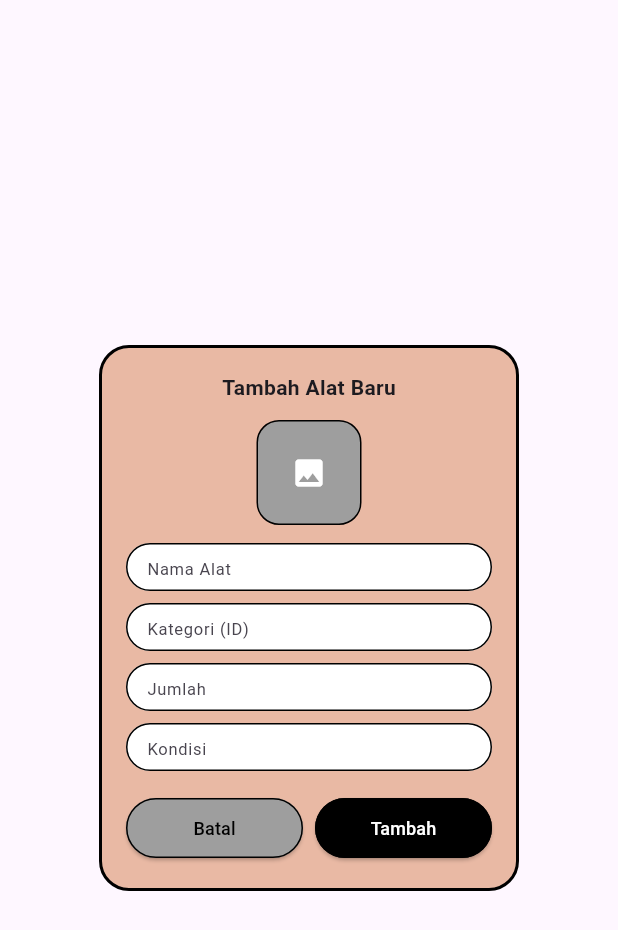
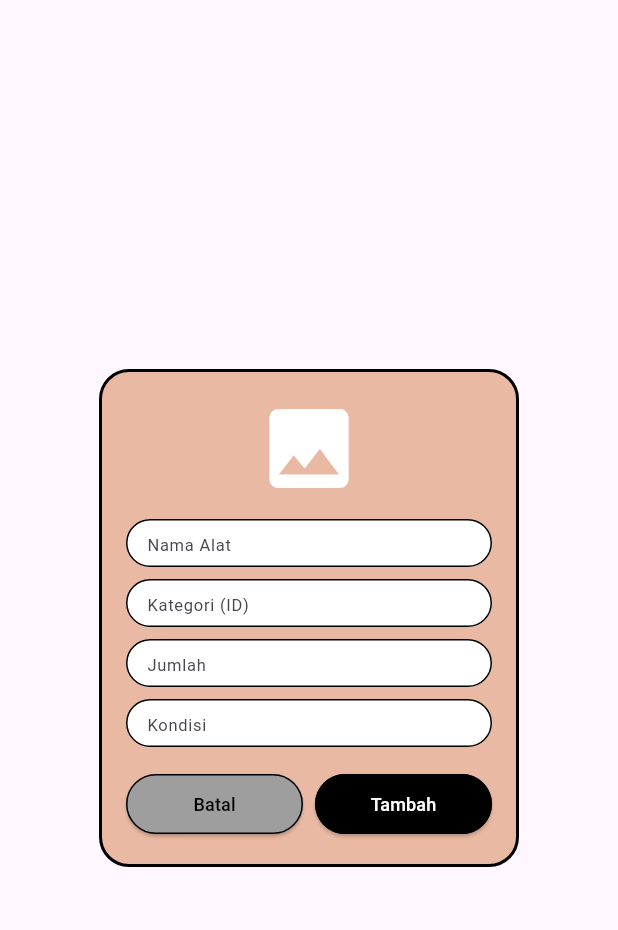
Before and after one commit to chellarobiatul1/UKK_peminjaman_alat, a Flutter app: the EditAlat widget shown alone on an empty page, opened directly with empty values, after a tap on "Tambah", on a phone screen of 412 x 824 dp. Shown: the top 930 px of the screen. Run offline on Flutter 3.47's test engine with Material 3 defaults, Android fonts, the phone set to English and light mode, and no system bars; our stand-ins replace image_picker, supabase_flutter; accounts and stored records are empty; network calls fail.

Commit message:
gambar alat

```diff
--- a/lib/service/alat_service.dart
+++ b/lib/service/alat_service.dart
@@ -1,19 +1,31 @@
 import 'package:supabase_flutter/supabase_flutter.dart';
-import 'supabase_service.dart';
+import 'dart:typed_data';
+import 'package:path/path.dart' as p; // rename jadi p biar gampang
+import 'package:flutter/foundation.dart' show debugPrint;
 
-class AlatService {
+class CrudAlatService {
+  static const String bucketName = 'alat';
+
+  // GET ALL (sudah OK, tapi sesuaikan image_path kalau perlu public URL)
   static Future<List<Map<String, dynamic>>> getAll() async {
-    final res = await SupabaseService.client
+    final res = await Supabase.instance.client
         .from('alat')
         .select('id, nama_alat, jumlah_total, kondisi, kategori, gambar');
 
-    return res.map((e) => {
-      'id': e['id'],
-      'title': e['nama_alat'],
-      'stock': e['jumlah_total'],
-      'status': e['kondisi'],
-      'category': e['kategori'].toString(),
-      'image_path': e['gambar'] ?? 'assets/images/default.jpg',
+    return res.map((e) {
+      final path = e['gambar'] as String?;
+      final imageUrl = path != null && path.isNotEmpty
+          ? Supabase.instance.client.storage.from(bucketName).getPublicUrl(path)
+          : 'assets/images/default.jpg';
+
+      return {
+        'id': e['id'],
+        'title': e['nama_alat'],
+        'stock': e['jumlah_total'],
+        'status': e['kondisi'],
+        'category': e['kategori']?.toString() ?? '',
+        'image_path': imageUrl,  // sekarang pakai full public URL
+      };
     }).toList();
   }
 
@@ -22,14 +34,38 @@ class AlatService {
     required int jumlah,
     required String kondisi,
     required int kategori,
-    required String gambar,
+    Uint8List? imageBytes,
+    String? fileName,
   }) async {
-    await SupabaseService.client.from('alat').insert({
+    String? uploadedPath;
+
+    if (imageBytes != null && fileName != null && fileName.trim().isNotEmpty) {
+      final ext = p.extension(fileName).replaceAll('.', '').toLowerCase();
+      final uniqueFileName = '${DateTime.now().millisecondsSinceEpoch}.$ext';
+      uploadedPath = 'alat-images/$uniqueFileName'; // folder biar rapi
+
+      try {
+        await Supabase.instance.client.storage.from(bucketName).uploadBinary(
+              uploadedPath,
+              imageBytes,
+              fileOptions: FileOptions(
+                cacheControl: '3600',
+                upsert: false,
+                contentType: ext.isNotEmpty ? 'image/$ext' : 'image/jpeg',
+              ),
+            );
+      } catch (e) {
+        debugPrint('Upload gambar gagal (create): $e');
+        rethrow; // biar error bisa ditangkap di widget
+      }
+    }
+
+    await Supabase.instance.client.from('alat').insert({
       'nama_alat': nama.trim(),
       'jumlah_total': jumlah,
       'kondisi': kondisi.trim(),
       'kategori': kategori,
-      'gambar': gambar.trim().isNotEmpty ? gambar.trim() : null,
+      'gambar': uploadedPath,
     });
   }
 
@@ -39,18 +75,61 @@ class AlatService {
     required int jumlah,
     required String kondisi,
     required int kategori,
-    required String gambar,
+    Uint8List? imageBytes,
+    String? fileName,
+    String? oldImagePath,
   }) async {
-    await SupabaseService.client.from('alat').update({
+    String? newPath = oldImagePath;
+
+    if (imageBytes != null && fileName != null && fileName.trim().isNotEmpty) {
+      // Hapus gambar lama kalau ada dan diganti
+      if (oldImagePath != null && oldImagePath.isNotEmpty) {
+        try {
+          await Supabase.instance.client.storage.from(bucketName).remove([oldImagePath]);
+        } catch (e) {
+          debugPrint('Gagal hapus gambar lama: $e');
+          // lanjut aja, tidak fatal
+        }
+      }
+
+      final ext = p.extension(fileName).replaceAll('.', '').toLowerCase();
+      final uniqueFileName = '${DateTime.now().millisecondsSinceEpoch}.$ext';
+      newPath = 'alat-images/$uniqueFileName';
+
+      try {
+        await Supabase.instance.client.storage.from(bucketName).uploadBinary(
+              newPath,
+              imageBytes,
+              fileOptions: FileOptions(
+                cacheControl: '3600',
+                upsert: true,
+                contentType: ext.isNotEmpty ? 'image/$ext' : 'image/jpeg',
+              ),
+            );
+      } catch (e) {
+        debugPrint('Upload gambar baru gagal (update): $e');
+        rethrow;
+      }
+    }
+
+    await Supabase.instance.client.from('alat').update({
       'nama_alat': nama.trim(),
       'jumlah_total': jumlah,
       'kondisi': kondisi.trim(),
       'kategori': kategori,
-      'gambar': gambar.trim().isNotEmpty ? gambar.trim() : null,
+      'gambar': newPath,
     }).eq('id', id);
   }
 
-  static Future<void> delete(int id) async {
-    await SupabaseService.client.from('alat').delete().eq('id', id);
+  static Future<void> delete(int id, {String? imagePath}) async {
+    if (imagePath != null && imagePath.isNotEmpty) {
+      try {
+        await Supabase.instance.client.storage.from(bucketName).remove([imagePath]);
+      } catch (e) {
+        debugPrint('Gagal hapus gambar di storage: $e');
+      }
+    }
+
+    await Supabase.instance.client.from('alat').delete().eq('id', id);
   }
 }
--- a/lib/widget/admin/edit_alat.dart
+++ b/lib/widget/admin/edit_alat.dart
@@ -1,24 +1,37 @@
-import 'dart:io';
 import 'package:flutter/material.dart';
-import 'package:file_picker/file_picker.dart';
-import '../../service/crud_alat_service.dart';
+import 'package:image_picker/image_picker.dart';
+import 'dart:typed_data';
+import 'package:flutter/foundation.dart' show kIsWeb;
+import '../../service/alat_service.dart'; // sesuaikan path
 import 'pemberitahuan_sukses.dart';
+import 'package:image_picker/image_picker.dart';          // untuk pick gambar
+import 'dart:typed_data';                                 // untuk Uint8List
+import 'package:flutter/foundation.dart' show kIsWeb;    // untuk cek platform web
+import 'package:flutter/foundation.dart' show debugPrint; // optional, kalau mau debug
+import 'package:supabase_flutter/supabase_flutter.dart';
 
 enum AlatMode { tambah, edit, hapus }
 
 class EditAlat extends StatefulWidget {
   final AlatMode mode;
   final Map<String, dynamic>? alatData;
-  final Function? onSuccess;
+  final VoidCallback? onSuccess;
 
-  const EditAlat({super.key, required this.mode, this.alatData, this.onSuccess});
+  const EditAlat({
+    super.key,
+    required this.mode,
+    this.alatData,
+    this.onSuccess,
+  });
 
   @override
   State<EditAlat> createState() => _EditAlatState();
 }
 
 class _EditAlatState extends State<EditAlat> {
-  File? selectedFile;
+  Uint8List? selectedImageBytes;
+  String? selectedFileName;
+  String? existingImagePath; // untuk edit (path lama di storage)
 
   late TextEditingController namaController;
   late TextEditingController kategoriController;
@@ -32,36 +45,61 @@ class _EditAlatState extends State<EditAlat> {
     kategoriController = TextEditingController(text: widget.alatData?['category'] ?? '');
     jumlahController = TextEditingController(text: widget.alatData?['stock']?.toString() ?? '');
     kondisiController = TextEditingController(text: widget.alatData?['status'] ?? '');
+
+    if (widget.mode == AlatMode.edit) {
+      existingImagePath = widget.alatData?['image_path'];
+      // kalau mau tampilkan preview gambar lama, bisa pakai NetworkImage
+    }
   }
 
-  bool get isTambah => widget.mode == AlatMode.tambah;
-  bool get isEdit => widget.mode == AlatMode.edit;
-  bool get isHapus => widget.mode == AlatMode.hapus;
+  final ImagePicker _picker = ImagePicker();
+
+  Future<void> pickImage() async {
+    try {
+      final XFile? image = await _picker.pickImage(source: ImageSource.gallery);
+      if (image == null) return;
+
+      final bytes = await image.readAsBytes();
+
+      setState(() {
+        selectedImageBytes = bytes;
+        selectedFileName = image.name;
+      });
+    } catch (e) {
+      debugPrint('Error picking image: $e');
+    }
+  }
 
   Future<void> submit() async {
     try {
       final jumlah = int.tryParse(jumlahController.text) ?? 0;
       final kategori = int.tryParse(kategoriController.text) ?? 0;
 
-    if (isTambah) {
+      if (widget.mode == AlatMode.tambah) {
         await CrudAlatService.create(
   nama: namaController.text,
   jumlah: jumlah,
   kondisi: kondisiController.text,
   kategori: kategori,
-        gambar: selectedFile,
+  imageBytes: selectedImageBytes,     // <-- Uint8List?
+  fileName: selectedFileName,          // <-- String?
 );
-    } else if (isEdit) {
+      } else if (widget.mode == AlatMode.edit) {
         await CrudAlatService.update(
   id: widget.alatData!['id'],
   nama: namaController.text,
   jumlah: jumlah,
   kondisi: kondisiController.text,
   kategori: kategori,
-        gambar: selectedFile,
+  imageBytes: selectedImageBytes,
+  fileName: selectedFileName,
+  oldImagePath: existingImagePath,     // path lama dari storage
 );
-    } else if (isHapus) {
-      await CrudAlatService.delete(widget.alatData!['id']);
+      } else if (widget.mode == AlatMode.hapus) {
+        await CrudAlatService.delete(
+          widget.alatData!['id'],
+          imagePath: existingImagePath,
+        );
       }
 
       widget.onSuccess?.call();
@@ -75,16 +113,17 @@ class _EditAlatState extends State<EditAlat> {
         builder: (_) => GestureDetector(
           onTap: () => Navigator.pop(context),
           child: PemberitahuanSukses(
-          message: isTambah
+            message: widget.mode == AlatMode.tambah
                 ? "Berhasil menambahkan alat"
-              : isEdit
+                : widget.mode == AlatMode.edit
                     ? "Berhasil menyimpan perubahan"
                     : "Berhasil menghapus alat",
           ),
         ),
       );
     } catch (e) {
-    print('Submit error: $e');
+      debugPrint('Submit error: $e');
+      // Optional: tampilkan error ke user
     }
   }
 
@@ -104,54 +143,30 @@ class _EditAlatState extends State<EditAlat> {
         child: Column(
           mainAxisSize: MainAxisSize.min,
           children: [
-            Text(
-              isTambah ? "Tambah Alat Baru" : isEdit ? "Edit Alat" : "Hapus Alat",
-              style: const TextStyle(fontWeight: FontWeight.bold, fontSize: 14),
-            ),
-            const SizedBox(height: 12),
-            if (isHapus)
-              const Text(
-                "Apakah kamu yakin ingin menghapus alat ini?",
-                textAlign: TextAlign.center,
-                style: TextStyle(fontSize: 12),
-              ),
-            if (!isHapus) ...[
-              // Kotak abu clickable + preview gambar
-              InkWell(
-                onTap: () async {
-                  final result = await FilePicker.platform.pickFiles(
-                    type: FileType.image,
-                    allowMultiple: false,
-                  );
-
-                  if (result != null && result.files.single.path != null) {
-                    setState(() {
-                      selectedFile = File(result.files.single.path!);
-                    });
-                    print("File dipilih: ${result.files.single.name}");
-                    print("Path file: ${result.files.single.path}");
-                  }
-                },
-                child: Container(
-                  width: 70,
-                  height: 70,
-                  decoration: BoxDecoration(
-                    color: Colors.grey,
-                    borderRadius: BorderRadius.circular(15),
-                    border: Border.all(color: Colors.black),
-                  ),
-                  child: selectedFile != null
+            GestureDetector(
+              onTap: pickImage,
+              child: selectedImageBytes != null
                   ? ClipRRect(
                       borderRadius: BorderRadius.circular(15),
-                          child: Image.file(
-                            selectedFile!,
+                      child: Image.memory(
+                        selectedImageBytes!,
                         fit: BoxFit.cover,
                         width: 70,
                         height: 70,
                       ),
                     )
-                      : const Icon(Icons.image, color: Colors.white),
+                  : (widget.mode == AlatMode.edit && existingImagePath != null)
+                      ? ClipRRect(
+                          borderRadius: BorderRadius.circular(15),
+                          child: Image.network(
+  Supabase.instance.client.storage.from('alat').getPublicUrl(existingImagePath!),
+  fit: BoxFit.cover,
+  width: 70,
+  height: 70,
+  errorBuilder: (_, __, ___) => const Icon(Icons.broken_image),
 ),
+                        )
+                      : const Icon(Icons.image, color: Colors.white, size: 70),
             ),
             const SizedBox(height: 12),
             inputField("Nama Alat", controller: namaController),
@@ -161,7 +176,6 @@ class _EditAlatState extends State<EditAlat> {
             inputField("Jumlah", controller: jumlahController),
             const SizedBox(height: 8),
             inputField("Kondisi", controller: kondisiController),
-            ],
             const SizedBox(height: 14),
             Row(
               children: [
@@ -184,7 +198,7 @@ class _EditAlatState extends State<EditAlat> {
                   child: ElevatedButton(
                     onPressed: submit,
                     style: ElevatedButton.styleFrom(
-                      backgroundColor: isHapus ? Colors.red : Colors.black,
+                      backgroundColor: widget.mode == AlatMode.hapus ? Colors.red : Colors.black,
                       foregroundColor: Colors.white,
                       shape: RoundedRectangleBorder(
                         borderRadius: BorderRadius.circular(20),
@@ -192,20 +206,27 @@ class _EditAlatState extends State<EditAlat> {
                       ),
                     ),
                     child: Text(
-                      isTambah ? "Tambah" : isEdit ? "Simpan" : "Hapus",
+                      widget.mode == AlatMode.tambah
+                          ? "Tambah"
+                          : widget.mode == AlatMode.edit
+                              ? "Simpan"
+                              : "Hapus",
                       style: const TextStyle(fontSize: 12),
                     ),
                   ),
                 ),
               ],
-            )
+            ),
           ],
         ),
       ),
     );
   }
 
-  static Widget inputField(String hint, {required TextEditingController controller}) {
+  static Widget inputField(
+    String hint, {
+    required TextEditingController controller,
+  }) {
     return SizedBox(
       height: 32,
       child: TextField(
```
Also changed, not shown: lib/screens/admin/alat_admin.dart (+24 -13 lines), lib/service/supabase_storage_service.dart (+29 -6 lines), pubspec.yaml (+3 -8 lines), assets/images/default.jpg (added), pubspec.lock, 5 other files. Lines whose indentation alone changed are shown as unchanged.
